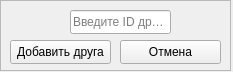
This is Client/friendadder.ui in ChazGrant/Battleship as Qt 5 draws it before an edit. The edited form follows.
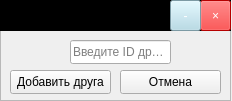
This is the edited form.

```diff
--- a/Client/friendadder.ui
+++ b/Client/friendadder.ui
@@ -6,8 +6,8 @@
    <rect>
     <x>0</x>
     <y>0</y>
-    <width>233</width>
-    <height>72</height>
+    <width>232</width>
+    <height>101</height>
    </rect>
   </property>
   <property name="windowTitle">
@@ -19,7 +19,7 @@
      <x>0</x>
      <y>0</y>
      <width>231</width>
-     <height>71</height>
+     <height>101</height>
     </rect>
    </property>
    <property name="frameShape">
@@ -32,7 +32,7 @@
     <property name="geometry">
      <rect>
       <x>120</x>
-      <y>40</y>
+      <y>70</y>
       <width>101</width>
       <height>24</height>
      </rect>
@@ -45,7 +45,7 @@
     <property name="geometry">
      <rect>
       <x>70</x>
-      <y>10</y>
+      <y>40</y>
       <width>101</width>
       <height>24</height>
      </rect>
@@ -58,7 +58,7 @@
     <property name="geometry">
      <rect>
       <x>10</x>
-      <y>40</y>
+      <y>70</y>
       <width>101</width>
       <height>24</height>
      </rect>
@@ -67,6 +67,59 @@
      <string>Добавить друга</string>
     </property>
    </widget>
+   <widget class="QFrame" name="frame_2">
+    <property name="geometry">
+     <rect>
+      <x>0</x>
+      <y>0</y>
+      <width>231</width>
+      <height>31</height>
+     </rect>
+    </property>
+    <property name="styleSheet">
+     <string notr="true">background:black</string>
+    </property>
+    <property name="frameShape">
+     <enum>QFrame::StyledPanel</enum>
+    </property>
+    <property name="frameShadow">
+     <enum>QFrame::Raised</enum>
+    </property>
+    <widget class="QToolButton" name="closeButton">
+     <property name="geometry">
+      <rect>
+       <x>200</x>
+       <y>0</y>
+       <width>31</width>
+       <height>31</height>
+      </rect>
+     </property>
+     <property name="styleSheet">
+      <string notr="true">color: white;
+background: red;</string>
+     </property>
+     <property name="text">
+      <string>×</string>
+     </property>
+    </widget>
+    <widget class="QToolButton" name="hideButton">
+     <property name="geometry">
+      <rect>
+       <x>170</x>
+       <y>0</y>
+       <width>31</width>
+       <height>31</height>
+      </rect>
+     </property>
+     <property name="styleSheet">
+      <string notr="true">color: white;
+background: lightblue;</string>
+     </property>
+     <property name="text">
+      <string>-</string>
+     </property>
+    </widget>
+   </widget>
   </widget>
  </widget>
  <resources/>
```
Left out of the diff: 2 changed lines with no effect on the pictures.
